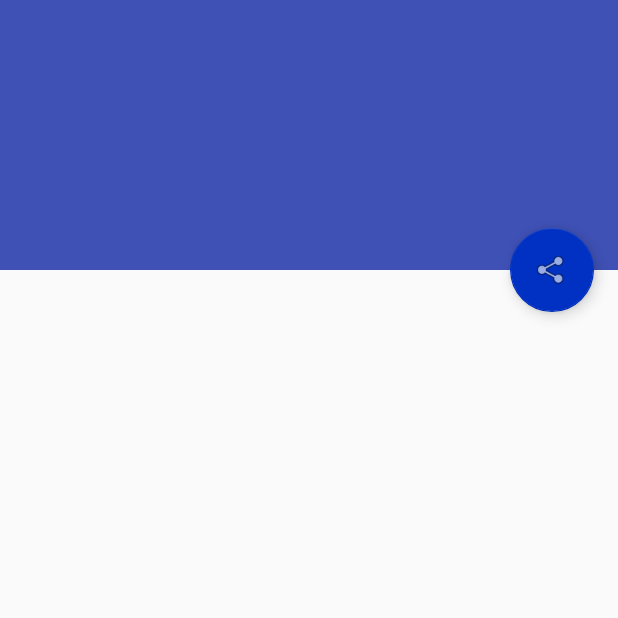
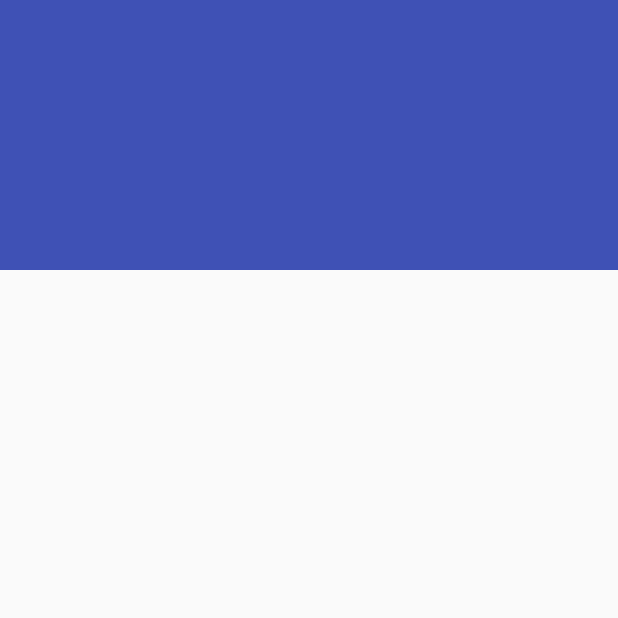
Before and after one commit to myoann/LiFi-museum, an Android app: the DetailsActivity screen opened directly, with no data from a screen before it, on a phone screen of 412 x 824 dp, the top half of it. Run offline under Robolectric (Android 15) with nearby library versions, the phone set to English and light mode, and no system bars; 1 statement that could not run was skipped.

Commit message:
Removing of floating buttons

```diff
--- a/app/src/main/res/layout/activity_details.xml
+++ b/app/src/main/res/layout/activity_details.xml
@@ -34,14 +34,5 @@
 
     <include layout="@layout/content_details" />
 
-    <android.support.design.widget.FloatingActionButton
-        android:id="@+id/fab"
-        android:layout_width="wrap_content"
-        android:layout_height="wrap_content"
-        android:layout_margin="@dimen/fab_margin"
-        android:src="@android:drawable/ic_menu_share"
-        app:layout_anchor="@id/app_bar"
-        app:layout_anchorGravity="bottom|end"
-        app:backgroundTint="#0031c2" />
 
 </android.support.design.widget.CoordinatorLayout>
```
Also changed, not shown: app/src/main/java/lifi/lifi_museum/AboutActivity.java (+0 -9 lines), app/src/main/res/layout/activity_about.xml (+0 -8 lines), app/src/main/res/layout/activity_arts_listing.xml (+0 -7 lines), app/src/main/res/layout/activity_lifi.xml (+0 -7 lines), app/src/main/res/layout/activity_my_profile.xml (+0 -8 lines), app/src/main/res/layout/activity_nfc.xml (+0 -7 lines), app/src/main/res/layout/app_bar_main.xml (+0 -8 lines).
